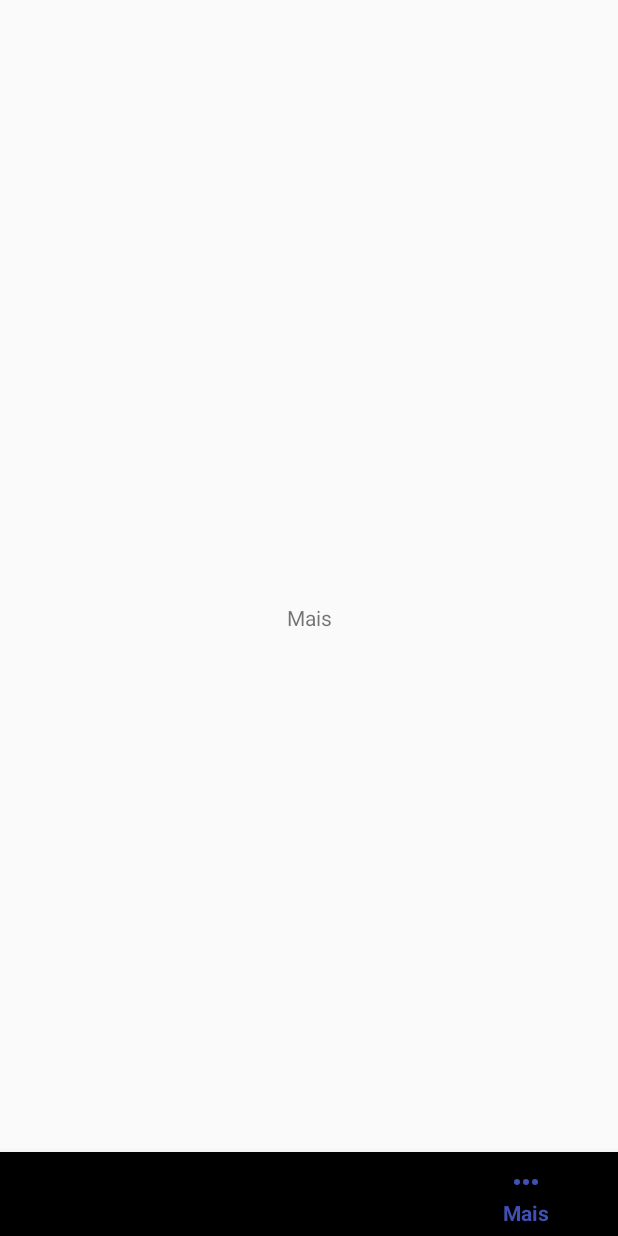
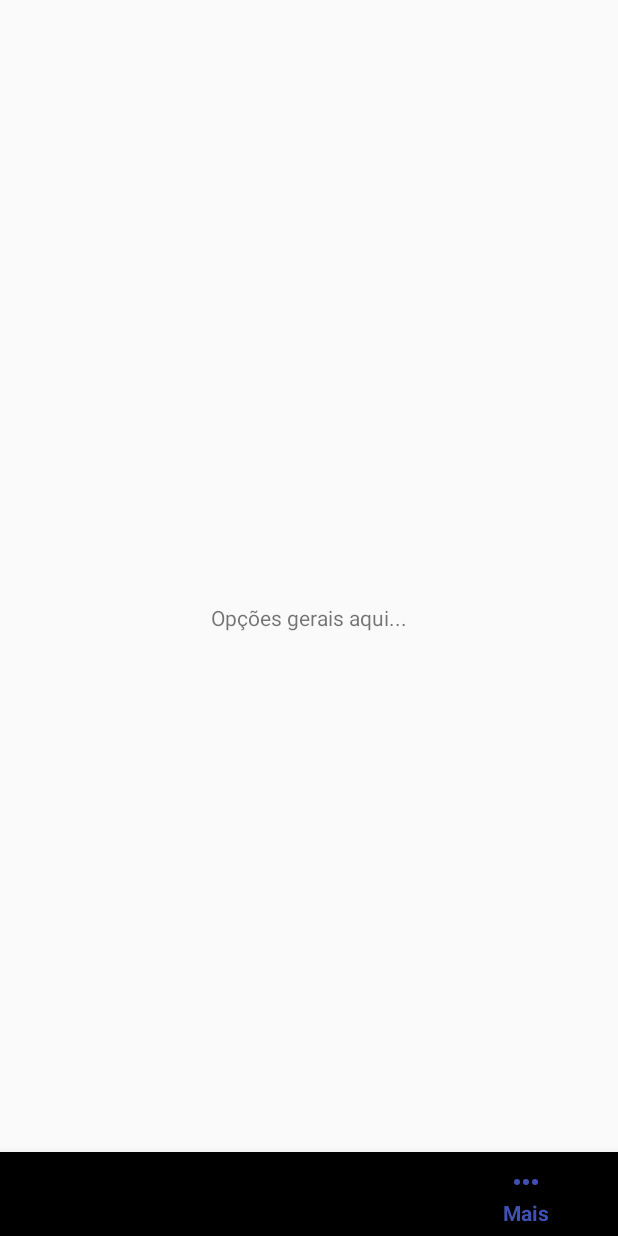
Before and after one commit to Jamylle/Horadopao, an Android app: the Padarias screen opened directly, with no data from a screen before it, item 4 of the bottom bar chosen, on a phone screen of 412 x 824 dp. Run offline under Robolectric (Android 15) with nearby library versions, the phone set to English and light mode, and no system bars.

Commit message:
Adição dos fragmentos para os itens do bottom nav

```diff
--- a/AhoradoPao/app/build.gradle
+++ b/AhoradoPao/app/build.gradle
@@ -18,7 +18,7 @@ android {
         }
     }
     repositories {
-        maven {url 'http://repo1.maven.org/maven2'}
+        maven { url 'http://repo1.maven.org/maven2' }
     }
 
 
--- a/AhoradoPao/app/src/main/java/com/example/jamylle/ahoradopao/activities/Padarias.java
+++ b/AhoradoPao/app/src/main/java/com/example/jamylle/ahoradopao/activities/Padarias.java
@@ -2,12 +2,17 @@ package com.example.jamylle.ahoradopao.activities;
 
 import android.support.annotation.NonNull;
 import android.support.design.widget.BottomNavigationView;
+import android.support.v4.app.FragmentManager;
+import android.support.v4.app.FragmentTransaction;
 import android.support.v7.app.AppCompatActivity;
 import android.os.Bundle;
 import android.view.MenuItem;
-import android.widget.TextView;
 
 import com.example.jamylle.ahoradopao.R;
+import com.example.jamylle.ahoradopao.fragments.OffersFragment;
+import com.example.jamylle.ahoradopao.fragments.OptionsFragment;
+import com.example.jamylle.ahoradopao.fragments.OrdersFragment;
+import com.example.jamylle.ahoradopao.fragments.PlacesFragment;
 
 public class Padarias extends AppCompatActivity {
 
@@ -17,7 +22,7 @@ public class Padarias extends AppCompatActivity {
         super.onCreate(savedInstanceState);
         setContentView(R.layout.activity_padarias);
 
-        final TextView textView = (TextView)findViewById(R.id.textView);
+        final FragmentManager fragmentManager = getSupportFragmentManager();
 
         final BottomNavigationView bottomNav = (BottomNavigationView) findViewById(R.id.bottomNav);
 
@@ -27,26 +32,32 @@ public class Padarias extends AppCompatActivity {
                     @Override
                     public boolean onNavigationItemSelected(@NonNull MenuItem item) {
 
+                        FragmentTransaction fragmentTransaction;
+
                         switch (item.getItemId()) {
 
                             case R.id.action_places:
 
-                                textView.setText(R.string.menu_item_places);
+                                fragmentTransaction = fragmentManager.beginTransaction();
+                                fragmentTransaction.replace(R.id.container, new PlacesFragment()).commit();
                                 return true;
 
                             case R.id.action_offers:
 
-                                textView.setText(R.string.menu_item_offers);
+                                fragmentTransaction = fragmentManager.beginTransaction();
+                                fragmentTransaction.replace(R.id.container, new OffersFragment()).commit();
                                 return true;
 
                             case R.id.action_orders:
 
-                                textView.setText(R.string.menu_item_orders);
+                                fragmentTransaction = fragmentManager.beginTransaction();
+                                fragmentTransaction.replace(R.id.container, new OrdersFragment()).commit();
                                 return true;
 
                             case R.id.action_more:
 
-                                textView.setText(R.string.menu_item_more);
+                                fragmentTransaction = fragmentManager.beginTransaction();
+                                fragmentTransaction.replace(R.id.container, new OptionsFragment()).commit();
                                 return true;
 
                             default:
--- /dev/null
+++ b/AhoradoPao/app/src/main/java/com/example/jamylle/ahoradopao/fragments/OptionsFragment.java
@@ -0,0 +1,20 @@
+package com.example.jamylle.ahoradopao.fragments;
+
+import android.os.Bundle;
+import android.support.v4.app.Fragment;
+import android.view.LayoutInflater;
+import android.view.View;
+import android.view.ViewGroup;
+
+import com.example.jamylle.ahoradopao.R;
+
+public class OptionsFragment extends Fragment {
+
+    @Override
+    public View onCreateView(LayoutInflater inflater, ViewGroup container, Bundle savedInstanceState) {
+
+        View view = inflater.inflate(R.layout.fragment_options, container, false);
+
+        return view;
+    }
+}
--- a/AhoradoPao/app/src/main/res/layout/activity_padarias.xml
+++ b/AhoradoPao/app/src/main/res/layout/activity_padarias.xml
@@ -5,18 +5,17 @@
     android:layout_width="match_parent"
     android:layout_height="match_parent">
 
-    <TextView
-        android:id="@+id/textView"
+    <FrameLayout
+        android:id="@+id/container"
         android:layout_width="match_parent"
-        android:layout_height="match_parent"
-        android:gravity="center"
-        android:text="@string/menu_item_places"/>
+        android:layout_height="match_parent"/>
 
     <android.support.design.widget.BottomNavigationView
         android:id="@+id/bottomNav"
         android:layout_width="match_parent"
         android:layout_height="wrap_content"
         android:layout_alignParentBottom="true"
+        app:elevation="8dp"
         app:menu="@menu/menu_bottom_navigation"/>
 
 </RelativeLayout>
--- /dev/null
+++ b/AhoradoPao/app/src/main/res/layout/fragment_options.xml
@@ -0,0 +1,13 @@
+<?xml version="1.0" encoding="utf-8"?>
+<LinearLayout
+    xmlns:android="http://schemas.android.com/apk/res/android"
+    android:layout_width="match_parent"
+    android:layout_height="match_parent"
+    android:gravity="center">
+
+    <TextView
+        android:layout_width="wrap_content"
+        android:layout_height="wrap_content"
+        android:text="Opções gerais aqui..."/>
+
+</LinearLayout>
--- a/AhoradoPao/app/src/main/res/menu/menu_bottom_navigation.xml
+++ b/AhoradoPao/app/src/main/res/menu/menu_bottom_navigation.xml
@@ -23,6 +23,6 @@
         android:id="@+id/action_more"
         android:enabled="true"
         android:icon="@drawable/ic_dots_horizontal_white_24dp"
-        android:title="@string/menu_item_more"
+        android:title="@string/menu_item_options"
         app:showAsAction="ifRoom"/>
 </menu>
--- a/AhoradoPao/app/src/main/res/values/strings.xml
+++ b/AhoradoPao/app/src/main/res/values/strings.xml
@@ -34,7 +34,7 @@
     <string name="menu_item_places">Padarias</string>
     <string name="menu_item_offers">Promoções</string>
     <string name="menu_item_orders">Pedidos</string>
-    <string name="menu_item_more">Mais</string>
+    <string name="menu_item_options">Mais</string>
     <!-- Menu Items -->
 
 </resources>
```
Also changed, not shown: AhoradoPao/app/src/main/java/com/example/jamylle/ahoradopao/fragments/OffersFragment.java (added, +20 -0 lines), AhoradoPao/app/src/main/java/com/example/jamylle/ahoradopao/fragments/OrdersFragment.java (added, +20 -0 lines), AhoradoPao/app/src/main/java/com/example/jamylle/ahoradopao/fragments/PlacesFragment.java (added, +20 -0 lines), AhoradoPao/app/src/main/res/layout/fragment_offers.xml (added, +13 -0 lines), AhoradoPao/app/src/main/res/layout/fragment_orders.xml (added, +13 -0 lines), AhoradoPao/app/src/main/res/layout/fragment_places.xml (added, +13 -0 lines).
